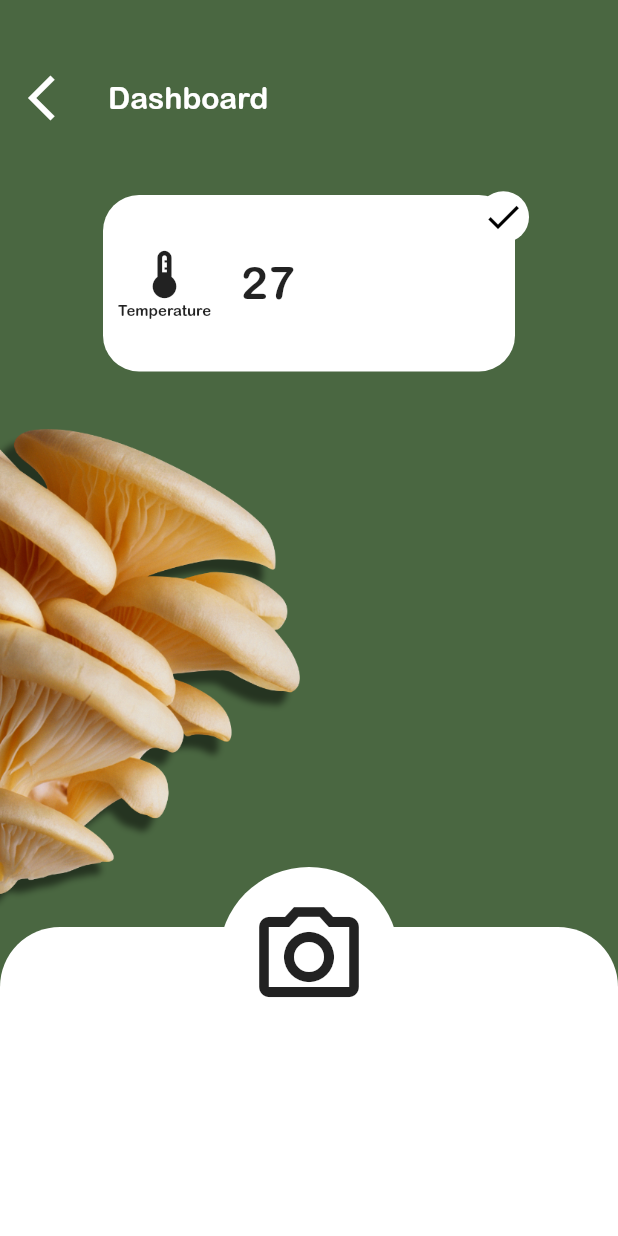
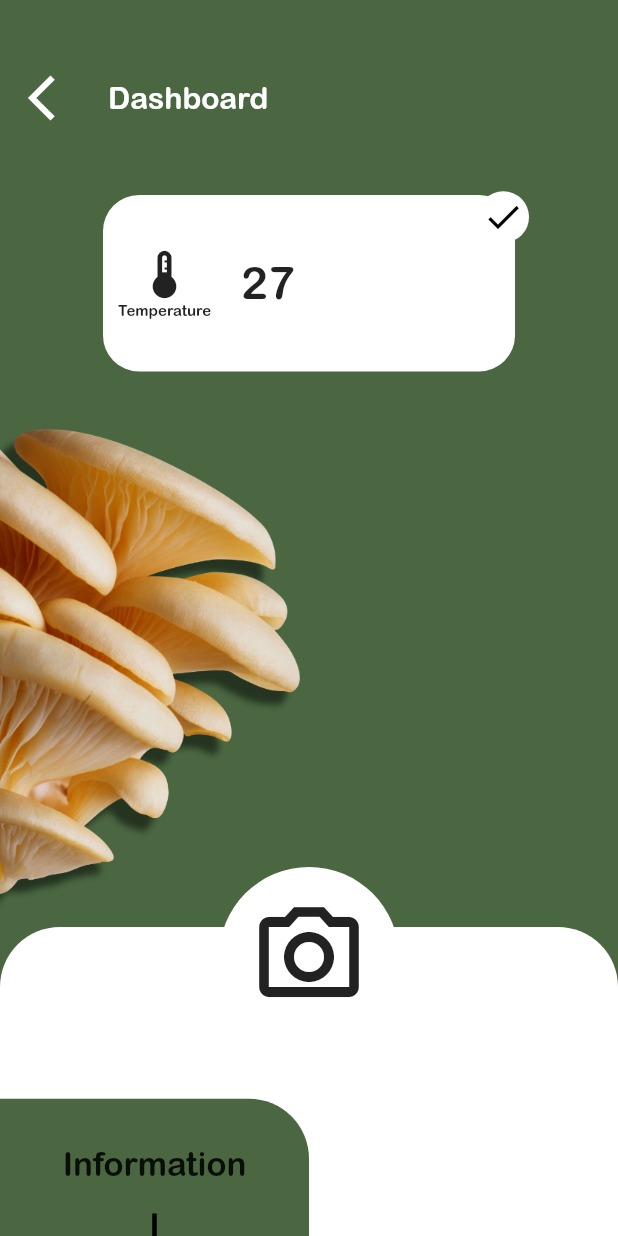
Before and after one commit to muxonn/grow_guard, a Flutter app: the PlantPage screen opened directly, on a phone screen of 412 x 824 dp. Run offline on Flutter 3.47's test engine with Material 2 defaults, Android fonts, the phone set to English and light mode, and no system bars.

Commit message:
Add one bottom navigation element without interaction feature in plant page

```diff
--- a/lib/plant_page.dart
+++ b/lib/plant_page.dart
@@ -1,4 +1,5 @@
 import 'package:flutter/material.dart';
+import 'package:grow_guard/ui/bottom_navigation_element.dart';
 import 'package:grow_guard/utils/colors.dart';
 import 'package:grow_guard/utils/sensor_data.dart';
 
@@ -83,6 +84,16 @@ class PlantPage extends StatelessWidget {
                     ),
                   ),
                 ),
+                Positioned.fill(
+                  child: Align(
+                    alignment: Alignment.bottomLeft,
+                    child: Row(
+                      children: [
+                        BottomNavigationElement(size: size),
+                      ],
+                    ),
+                  ),
+                )
               ],
             ),
           ),
--- /dev/null
+++ b/lib/ui/bottom_navigation_element.dart
@@ -0,0 +1,37 @@
+import 'package:flutter/material.dart';
+import '../utils/colors.dart';
+
+class BottomNavigationElement extends StatelessWidget {
+  const BottomNavigationElement({
+    super.key,
+    required this.size,
+  });
+
+  final Size size;
+
+  @override
+  Widget build(BuildContext context) {
+    return Container(
+      decoration: BoxDecoration(
+        borderRadius: BorderRadius.only(topRight: Radius.circular(40)),
+        color: forestGreen,
+      ),
+      height: size.height / 9,
+      width: size.width / 2,
+      child: Expanded(
+        child: Column(
+          mainAxisAlignment: MainAxisAlignment.spaceBetween,
+          children: [
+            SizedBox(height: 10),
+            Text("Information", style: TextStyle(fontSize: 22)),
+            Container(
+              height: 15,
+              width: 3,
+              color: Colors.black,
+            ),
+          ],
+        ),
+      ),
+    );
+  }
+}
```
